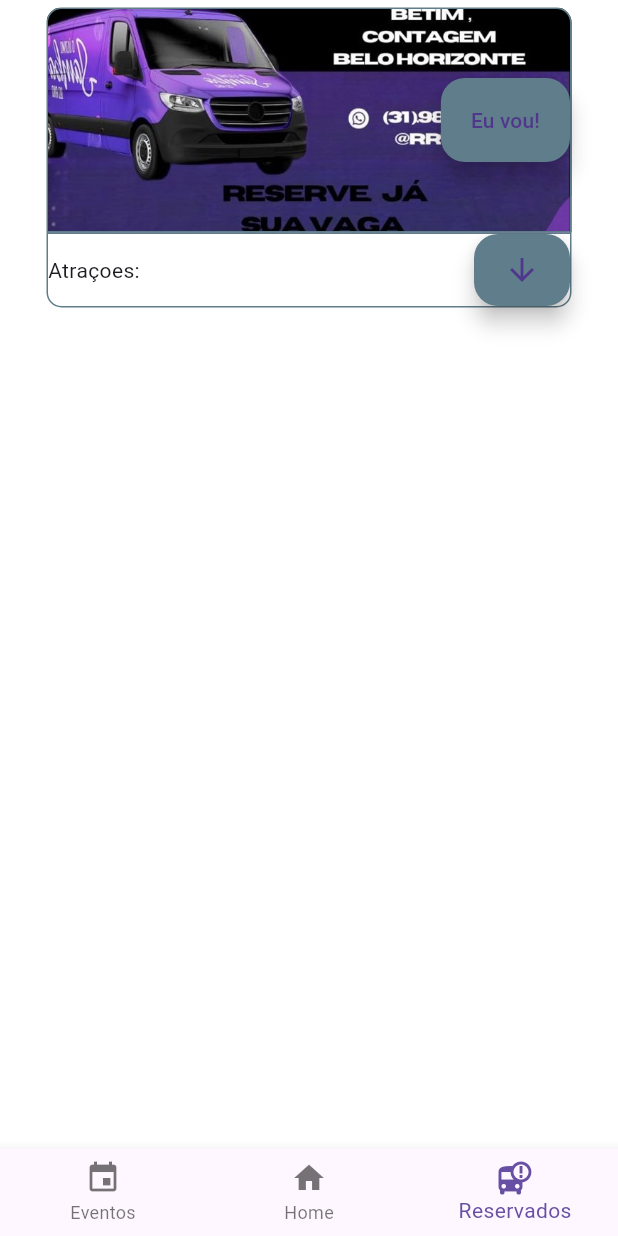
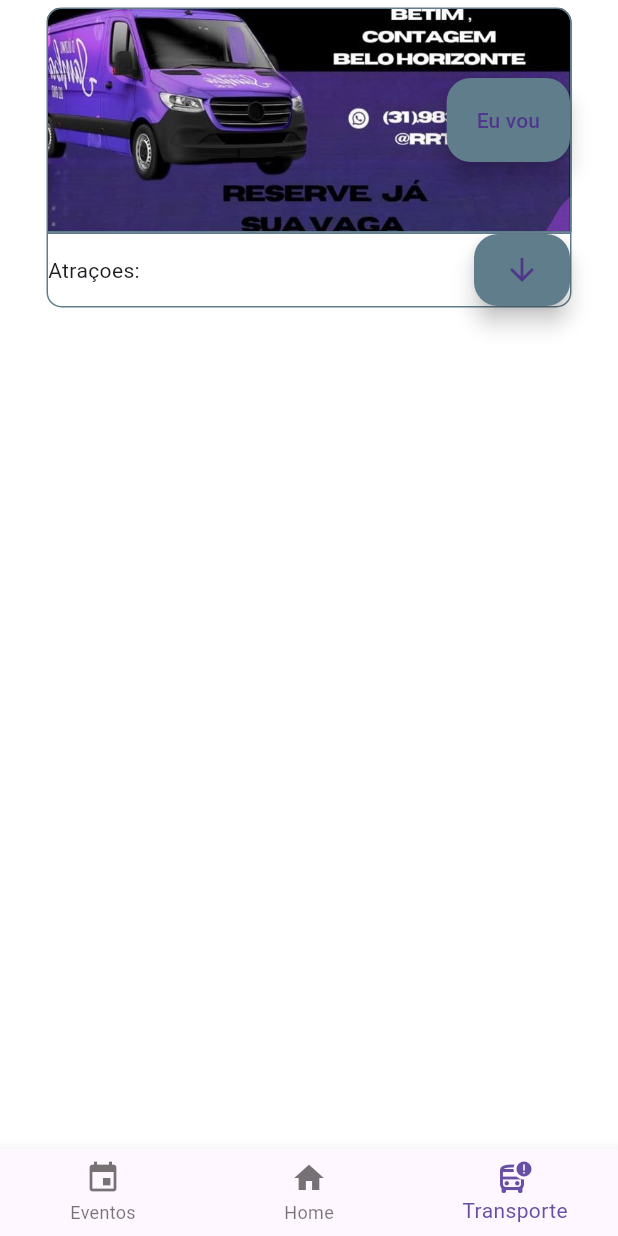
Before and after one commit to RobertoTadeuAlmeida/loja_app, a Flutter app: the screen it shows after launch, item 3 of the bottom bar chosen, on a phone screen of 412 x 824 dp. Run offline on Flutter 3.47's test engine with Material 3 defaults, Android fonts, the phone set to English and light mode, and no system bars; our stand-ins replace flutter_animate, sqflite; accounts and stored records are empty; Roboto replaces fonts that are missing (MontserrartAlternates); project files that could hold a hidden picture were left out.

Commit message:
eventos e bus
criado a class de eventos e do transporte

```diff
--- /dev/null
+++ b/lib/app/back-end/evento.dart
@@ -0,0 +1,12 @@
+class evento {
+  String name;
+  String foto;
+  int dataIni;
+  int dataFin;
+  String atracoes;
+  String local;
+  String resumo;
+
+  evento(this.name, this.foto, this.dataIni, this.dataFin, this.atracoes, this.local,
+      this.resumo);
+}
--- a/lib/app/models/Cards.dart
+++ b/lib/app/models/Cards.dart
@@ -16,7 +16,7 @@ class Cards extends StatefulWidget {
 
 class _CardsState extends State<Cards> {
   bool toque = false;
-  late bool textButon = false;
+  late String textButton = 'Eu vou';
 
   double tamanho = 150;
 
@@ -42,8 +42,8 @@ class _CardsState extends State<Cards> {
                 child: FloatingActionButton.extended(
                   heroTag: 'evento',
                   onPressed: () {
-                    Functions functions = Functions();
-                    functions.verificPag(widget.image, textButon, context);
+                    final Functions functions = Functions();
+                    functions.verificPag(widget.image, textButton, context);
                     // final Transport transporte = Transport();
                     // print('pagamento ${transporte.pagamento}');
                     //
@@ -58,7 +58,7 @@ class _CardsState extends State<Cards> {
                     // }
                     // ;
                   },
-                  label: Text(textButon ? 'Nao vou mais' : 'Eu vou!'),
+                  label: Text(textButton),
                 ),
               )),
           AnimatedContainer(
--- a/lib/app/screens/AppWidget.dart
+++ b/lib/app/screens/AppWidget.dart
@@ -64,8 +64,8 @@ class _Home_screenState extends State<Home_screen> {
               label: 'Home',
             ),
             BottomNavigationBarItem(
-              icon: Icon(Icons.bus_alert),
-              label: 'Reservados',
+              icon: Icon(Icons.bus_alert_outlined),
+              label: 'Transporte',
             ),
           ],
         ),
--- a/lib/app/screens/produtoList.dart
+++ b/lib/app/screens/produtoList.dart
@@ -14,6 +14,7 @@ class _State extends State<ProdutoList> {
     return ListView(
       scrollDirection: Axis.vertical,
       children: [
+        Cards('evento', 'assets/images/evento.jpg')
 
       ],
     );
```
Also changed, not shown: lib/app/back-end/bus.dart (added, +12 -0 lines), lib/app/back-end/functions.dart (+8 -6 lines).
